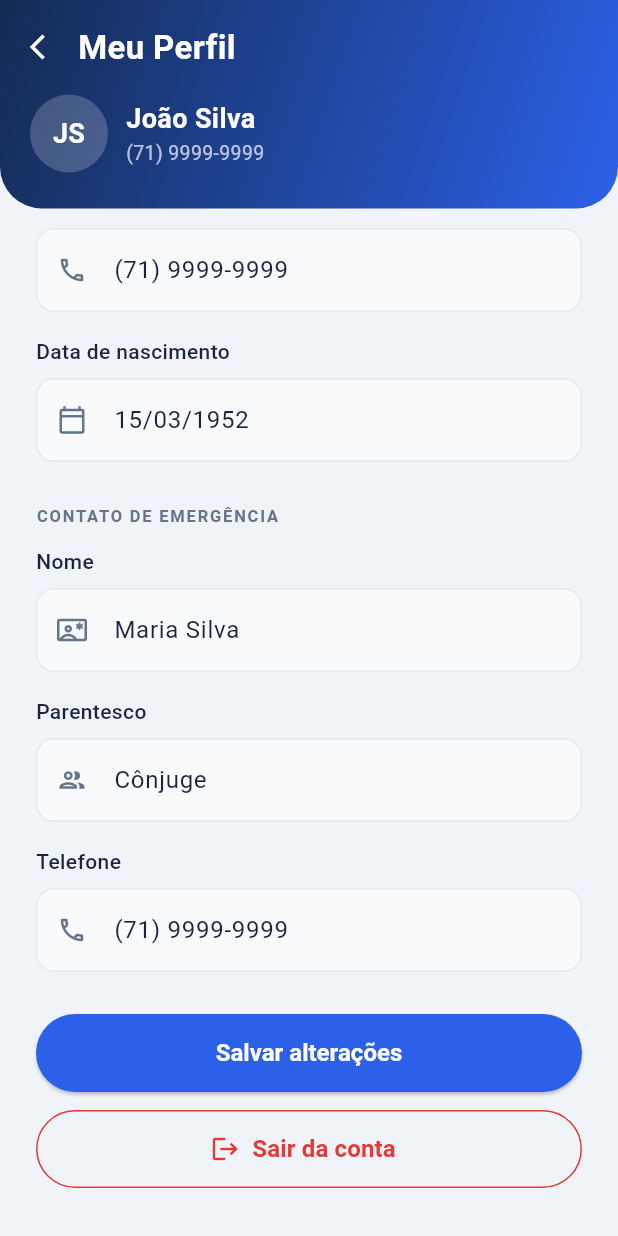
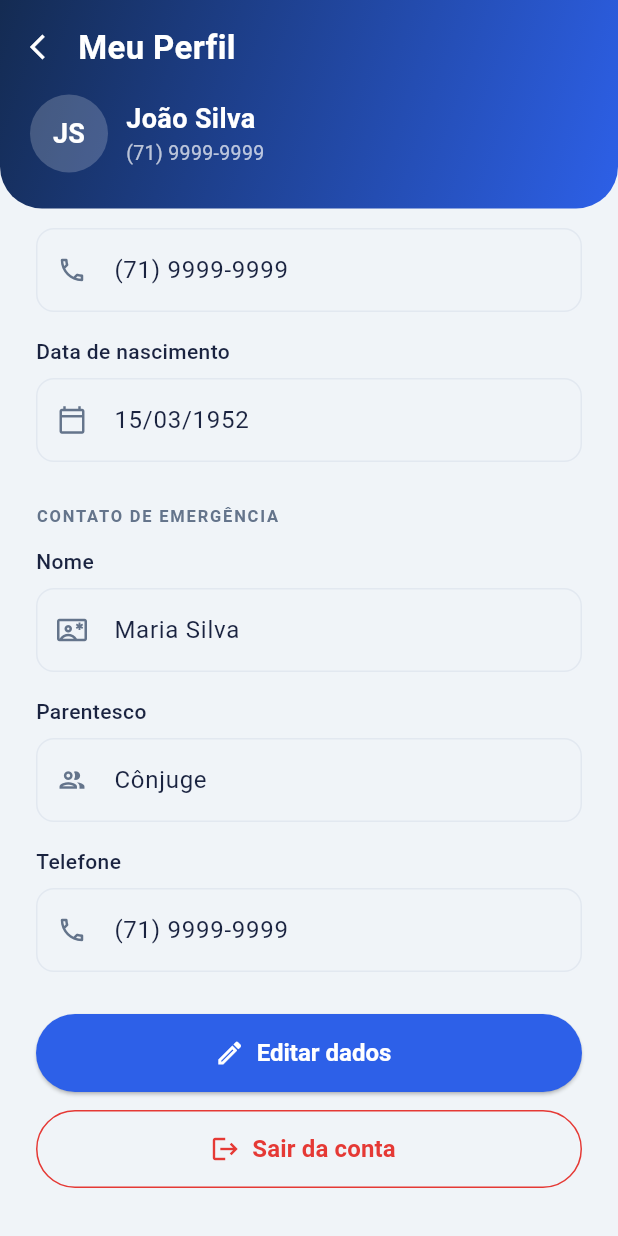
Before and after one commit to joaovictorlyra/VitaLemb, a Flutter app: the ProfileScreen screen opened directly, scrolled down 167 dp, on a phone screen of 412 x 824 dp. Run offline on Flutter 3.47's test engine with Material 3 defaults, Android fonts, the phone set to English and light mode, and no system bars; our stand-ins replace fl_chart.

Commit message:
feat: refina UX (máscaras, seletor de hora, perfil e fix de pressão)
- Formata telefone (máx. 11 dígitos) e data (DD/MM/AAAA) ao digitar,
  no login, cadastro, perfil e cuidador
- Seletor de horário por roda de rolagem (scroll) no cadastro de remédio
- Perfil abre em modo leitura; edição só após tocar em "Editar"
- Corrige salvar medição de pressão: a lista-semente era imutável e o
  add lançava exceção silenciosa; card "Última Medição" do Home agora
  reage à nova medição
- Adiciona testes de widget para salvar/limpar medição

Co-Authored-By: Claude Opus 4.8 <noreply@anthropic.com>

```diff
--- a/vita_lemb/lib/screens/accessibility/accessibility_screen.dart
+++ b/vita_lemb/lib/screens/accessibility/accessibility_screen.dart
@@ -1,6 +1,7 @@
 import 'package:flutter/material.dart';
 import '../../theme/app_theme.dart';
 import '../../state/app_state.dart';
+import '../../utils/input_formatters.dart';
 import '../../widgets/feedback.dart';
 import '../auth_actions.dart';
 
@@ -475,8 +476,9 @@ class _CaregiverFormSheetState extends State<_CaregiverFormSheet> {
                 TextFormField(
                   controller: _phoneCtrl,
                   keyboardType: TextInputType.phone,
+                  inputFormatters: [PhoneInputFormatter()],
                   style: const TextStyle(color: AppColors.lightText),
-                  decoration: const InputDecoration(hintText: '(71) 9999-9999', prefixIcon: Icon(Icons.phone_outlined, size: 20)),
+                  decoration: const InputDecoration(hintText: '(71) 99999-9999', prefixIcon: Icon(Icons.phone_outlined, size: 20)),
                   validator: (v) {
                     if (v == null || v.trim().isEmpty) return 'Informe o telefone';
                     if (v.replaceAll(RegExp(r'\D'), '').length < 10) return 'Telefone inválido';
--- a/vita_lemb/lib/screens/home/home_screen.dart
+++ b/vita_lemb/lib/screens/home/home_screen.dart
@@ -55,7 +55,9 @@ class HomeScreen extends StatelessWidget {
                       const SizedBox(height: 20),
                       const _SectionLabel(icon: '🩺', title: 'ÚLTIMA MEDIÇÃO'),
                       const SizedBox(height: 10),
-                      const _BpSummaryCard(),
+                      // Não-const de propósito: precisa reconstruir quando o
+                      // bpStore muda (nova medição salva).
+                      _BpSummaryCard(),
                     ],
                   ),
                 ),
@@ -320,8 +322,6 @@ class _NextMedication extends StatelessWidget {
 }
 
 class _BpSummaryCard extends StatelessWidget {
-  const _BpSummaryCard();
-
   Color _statusColor(String status) {
     switch (status) {
       case 'Risco':
--- a/vita_lemb/lib/screens/login_screen.dart
+++ b/vita_lemb/lib/screens/login_screen.dart
@@ -1,5 +1,6 @@
 import 'package:flutter/material.dart';
 import '../theme/app_theme.dart';
+import '../utils/input_formatters.dart';
 import '../widgets/feedback.dart';
 import 'main_shell.dart';
 
@@ -55,9 +56,10 @@ class _LoginScreenState extends State<LoginScreen> {
                     TextFormField(
                       controller: _phoneCtrl,
                       keyboardType: TextInputType.phone,
+                      inputFormatters: [PhoneInputFormatter()],
                       style: const TextStyle(color: AppColors.lightText),
                       decoration: const InputDecoration(
-                        hintText: '(71) 9999-9999',
+                        hintText: '(71) 99999-9999',
                         prefixIcon: Icon(Icons.phone_outlined, color: AppColors.lightTextSecondary, size: 20),
                       ),
                       validator: (v) {
--- a/vita_lemb/lib/screens/medications/medications_screen.dart
+++ b/vita_lemb/lib/screens/medications/medications_screen.dart
@@ -3,6 +3,7 @@ import '../../theme/app_theme.dart';
 import '../../models/mock_data.dart';
 import '../../state/app_state.dart';
 import '../../widgets/feedback.dart';
+import '../../widgets/time_wheel_picker.dart';
 
 class MedicationsScreen extends StatelessWidget {
   const MedicationsScreen({super.key});
@@ -344,10 +345,7 @@ class _MedicationFormSheetState extends State<_MedicationFormSheet> {
   }
 
   Future<void> _pickTime() async {
-    final picked = await showTimePicker(
-      context: context,
-      initialTime: _time ?? const TimeOfDay(hour: 8, minute: 0),
-    );
+    final picked = await showTimeWheel(context, initial: _time);
     if (picked != null) setState(() => _time = picked);
   }
 
--- a/vita_lemb/lib/screens/profile/profile_screen.dart
+++ b/vita_lemb/lib/screens/profile/profile_screen.dart
@@ -1,6 +1,8 @@
 import 'package:flutter/material.dart';
+import 'package:flutter/services.dart';
 import '../../theme/app_theme.dart';
 import '../../state/app_state.dart';
+import '../../utils/input_formatters.dart';
 import '../../widgets/feedback.dart';
 import '../auth_actions.dart';
 
@@ -13,6 +15,9 @@ class ProfileScreen extends StatefulWidget {
 
 class _ProfileScreenState extends State<ProfileScreen> {
   final _formKey = GlobalKey<FormState>();
+
+  // O perfil abre em modo de leitura; o usuário precisa tocar em "Editar".
+  bool _editing = false;
 
   late final _nameCtrl = TextEditingController(text: profileStore.name);
   late final _phoneCtrl = TextEditingController(text: profileStore.phone);
@@ -47,7 +52,24 @@ class _ProfileScreenState extends State<ProfileScreen> {
       phone: _ecPhoneCtrl.text.trim(),
       relation: _ecRelationCtrl.text.trim(),
     );
+    FocusScope.of(context).unfocus();
+    setState(() => _editing = false);
     AppFeedback.success(context, 'Perfil atualizado com sucesso');
+  }
+
+  void _startEditing() => setState(() => _editing = true);
+
+  void _cancelEditing() {
+    // Descarta alterações: restaura os campos com os valores salvos.
+    _nameCtrl.text = profileStore.name;
+    _phoneCtrl.text = profileStore.phone;
+    _birthCtrl.text = profileStore.birthDate;
+    _ecNameCtrl.text = profileStore.emergencyName;
+    _ecPhoneCtrl.text = profileStore.emergencyPhone;
+    _ecRelationCtrl.text = profileStore.emergencyRelation;
+    _formKey.currentState?.reset();
+    FocusScope.of(context).unfocus();
+    setState(() => _editing = false);
   }
 
   @override
@@ -73,13 +95,13 @@ class _ProfileScreenState extends State<ProfileScreen> {
                     const SizedBox(height: 16),
                     _label('Telefone'),
                     const SizedBox(height: 8),
-                    _field(_phoneCtrl, hint: '(71) 9999-9999', icon: Icons.phone_outlined,
-                        keyboard: TextInputType.phone, validator: _phone),
+                    _field(_phoneCtrl, hint: '(71) 99999-9999', icon: Icons.phone_outlined,
+                        keyboard: TextInputType.phone, validator: _phone, formatters: [PhoneInputFormatter()]),
                     const SizedBox(height: 16),
                     _label('Data de nascimento'),
                     const SizedBox(height: 8),
                     _field(_birthCtrl, hint: 'DD/MM/AAAA', icon: Icons.calendar_today_outlined,
-                        keyboard: TextInputType.datetime, validator: _date),
+                        keyboard: TextInputType.number, validator: _date, formatters: [DateInputFormatter()]),
                     const SizedBox(height: 28),
                     const Text('CONTATO DE EMERGÊNCIA', style: _sectionStyle),
                     const SizedBox(height: 12),
@@ -93,10 +115,28 @@ class _ProfileScreenState extends State<ProfileScreen> {
                     const SizedBox(height: 16),
                     _label('Telefone'),
                     const SizedBox(height: 8),
-                    _field(_ecPhoneCtrl, hint: '(71) 9999-9999', icon: Icons.phone_outlined,
-                        keyboard: TextInputType.phone, validator: _phone),
+                    _field(_ecPhoneCtrl, hint: '(71) 99999-9999', icon: Icons.phone_outlined,
+                        keyboard: TextInputType.phone, validator: _phone, formatters: [PhoneInputFormatter()]),
                     const SizedBox(height: 28),
+                    if (_editing) ...[
                       ElevatedButton(onPressed: _save, child: const Text('Salvar alterações')),
+                      const SizedBox(height: 12),
+                      OutlinedButton(
+                        onPressed: _cancelEditing,
+                        style: OutlinedButton.styleFrom(
+                          foregroundColor: AppColors.lightTextSecondary,
+                          side: const BorderSide(color: AppColors.lightDivider),
+                          minimumSize: const Size(double.infinity, 52),
+                          shape: RoundedRectangleBorder(borderRadius: BorderRadius.circular(30)),
+                        ),
+                        child: const Text('Cancelar', style: TextStyle(fontSize: 16, fontWeight: FontWeight.w600)),
+                      ),
+                    ] else ...[
+                      ElevatedButton.icon(
+                        onPressed: _startEditing,
+                        icon: const Icon(Icons.edit_outlined, size: 20),
+                        label: const Text('Editar dados'),
+                      ),
                       const SizedBox(height: 12),
                       OutlinedButton.icon(
                         onPressed: () => confirmAndLogout(context),
@@ -109,6 +149,7 @@ class _ProfileScreenState extends State<ProfileScreen> {
                           shape: RoundedRectangleBorder(borderRadius: BorderRadius.circular(30)),
                         ),
                       ),
+                    ],
                   ],
                 ),
               ),
@@ -144,14 +185,20 @@ class _ProfileScreenState extends State<ProfileScreen> {
     required IconData icon,
     TextInputType? keyboard,
     String? Function(String?)? validator,
+    List<TextInputFormatter>? formatters,
   }) {
     return TextFormField(
       controller: controller,
       keyboardType: keyboard,
+      inputFormatters: formatters,
+      // Em modo de leitura os campos não são editáveis (só após "Editar").
+      readOnly: !_editing,
       style: const TextStyle(color: AppColors.lightText),
       decoration: InputDecoration(
         hintText: hint,
         prefixIcon: Icon(icon, color: AppColors.lightTextSecondary, size: 20),
+        filled: true,
+        fillColor: _editing ? AppColors.lightInputFill : AppColors.lightBackground,
       ),
       validator: validator,
     );
--- a/vita_lemb/lib/screens/register/register_step3_screen.dart
+++ b/vita_lemb/lib/screens/register/register_step3_screen.dart
@@ -1,5 +1,6 @@
 import 'package:flutter/material.dart';
 import '../../theme/app_theme.dart';
+import '../../utils/input_formatters.dart';
 import '../../widgets/feedback.dart';
 import '../main_shell.dart';
 
@@ -123,9 +124,10 @@ class _RegisterStep3ScreenState extends State<RegisterStep3Screen> {
                     TextFormField(
                       controller: _phoneCtrl,
                       keyboardType: TextInputType.phone,
+                      inputFormatters: [PhoneInputFormatter()],
                       style: const TextStyle(color: AppColors.lightText),
                       decoration: const InputDecoration(
-                        hintText: '(71) 9999-9999',
+                        hintText: '(71) 99999-9999',
                         prefixIcon: Icon(Icons.phone_outlined, color: AppColors.lightTextSecondary, size: 20),
                       ),
                       validator: (v) {
```
Also changed, not shown: vita_lemb/lib/models/mock_data.dart (+6 -5 lines), vita_lemb/lib/screens/register/register_step1_screen.dart (+5 -2 lines), vita_lemb/lib/utils/input_formatters.dart (added, +53 -0 lines), vita_lemb/lib/widgets/time_wheel_picker.dart (added, +66 -0 lines), 1 other file. Lines whose indentation alone changed are shown as unchanged.
